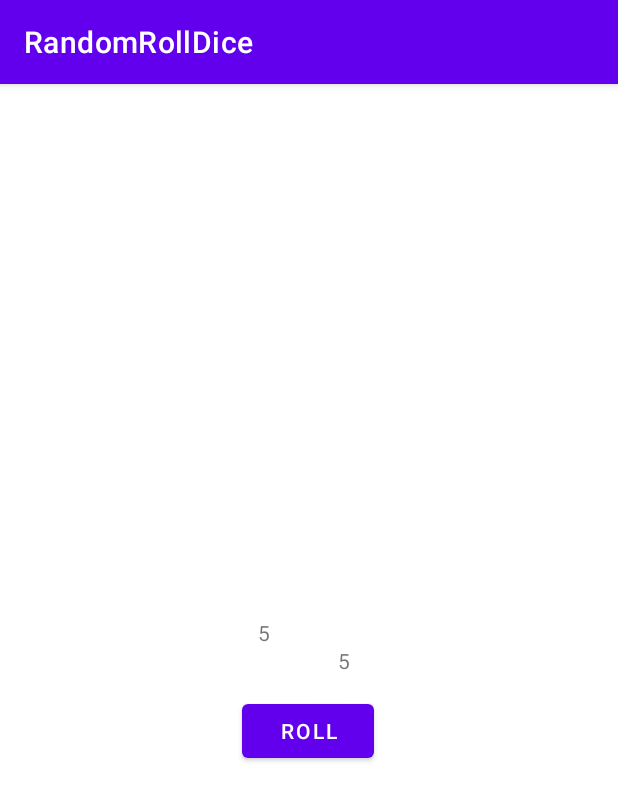
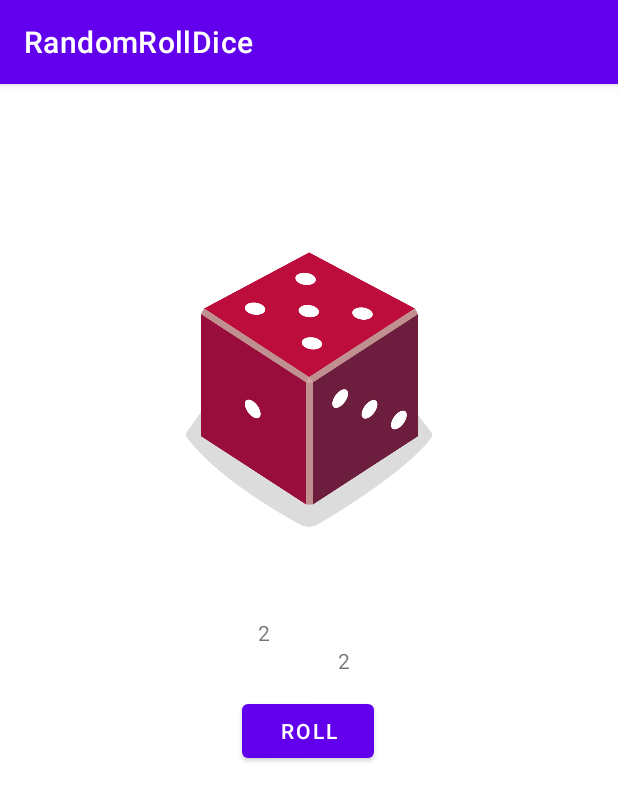
Before and after one commit to harshmittal1750/RandomRollDice, an Android app: the screen it shows after launch (MainActivity), after a tap on "ROLL", on a phone screen of 412 x 824 dp. Shown: the top 801 px of the screen. Run offline under Robolectric (Android 15) with nearby library versions, the phone set to English and light mode, and no system bars.

Commit message:
relaced text with image

```diff
--- a/app/src/main/java/com/example/randomrolldice/MainActivity.kt
+++ b/app/src/main/java/com/example/randomrolldice/MainActivity.kt
@@ -2,7 +2,7 @@ package com.example.randomrolldice
 
 import android.os.Bundle
 import android.widget.Button
-import android.widget.TextView
+import android.widget.ImageView
 import androidx.appcompat.app.AppCompatActivity
 
 /**
@@ -25,17 +25,22 @@ class MainActivity : AppCompatActivity() {
      */
 
     private fun rollDice() {
-        // Create new Dice object with 6 sides and roll it
-
         val dice = Dice(6)
         val diceRoll = dice.roll()
-        // Update the screen with the dice roll
 
-        val resultTextView: TextView = findViewById(R.id.textView)
-        resultTextView.text = diceRoll.toString()
+        val diceImage: ImageView = findViewById(R.id.imageView)
 
-        val resultTextView2: TextView = findViewById(R.id.textView2)
-        resultTextView2.text = diceRoll.toString()
+        val drawableResource = when (diceRoll) {
+            1 -> R.drawable.dice_1
+            2 -> R.drawable.dice_2
+            3 -> R.drawable.dice_3
+            4 -> R.drawable.dice_4
+            5 -> R.drawable.dice_5
+            else -> R.drawable.dice_6
+        }
+
+        diceImage.setImageResource(drawableResource)
+        diceImage.contentDescription = diceRoll.toString()
     }
 }
 
--- a/app/src/main/res/layout/activity_main.xml
+++ b/app/src/main/res/layout/activity_main.xml
@@ -48,4 +48,14 @@
         app:layout_constraintVertical_bias="0.0"
         tools:text="2" />
 
+    <ImageView
+        android:id="@+id/imageView"
+        android:layout_width="164dp"
+        android:layout_height="354dp"
+        app:layout_constraintBottom_toTopOf="@+id/button"
+        app:layout_constraintEnd_toEndOf="parent"
+        app:layout_constraintStart_toStartOf="parent"
+        app:layout_constraintTop_toTopOf="parent"
+        app:srcCompat="@drawable/dice_1" />
+
 </androidx.constraintlayout.widget.ConstraintLayout>
```
Also changed, not shown: app/src/main/res/drawable/dice_1.png (added), app/src/main/res/drawable/dice_2.png (added), app/src/main/res/drawable/dice_3.png (added), app/src/main/res/drawable/dice_4.png (added), app/src/main/res/drawable/dice_5.png (added), app/src/main/res/drawable/dice_6.png (added).
